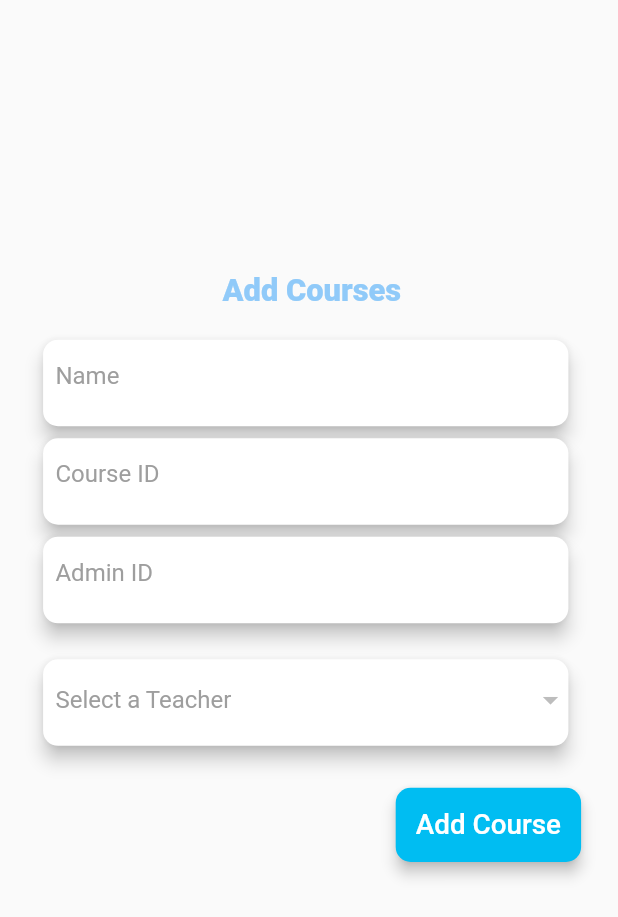
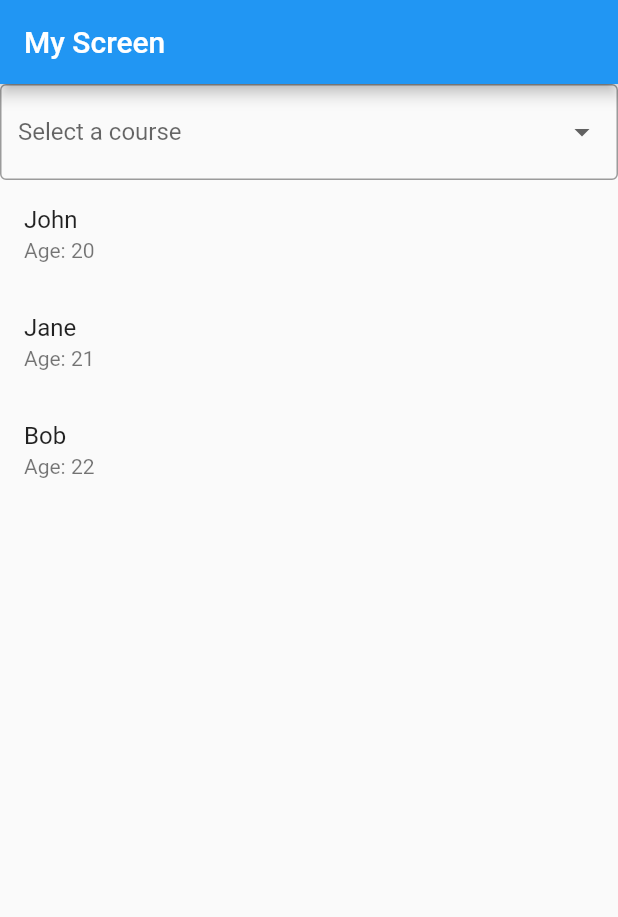
Before and after one commit to Farazkhanbwn/attendance_app, a Flutter app: the screen it shows after launch, swiped to page 3, on a phone screen of 412 x 824 dp. Shown: the top 917 px of the screen. Run offline on Flutter 3.47's test engine with Material 2 defaults, Android fonts, the phone set to English and light mode, and no system bars; our stand-ins replace another_flushbar, cloud_firestore, firebase_auth, firebase_core, fluttertoast, lottie; accounts and stored records are empty.

Commit message:
Display students to their subject

```diff
--- /dev/null
+++ b/lib/chatgpt/test2.dart
@@ -0,0 +1,95 @@
+import 'package:flutter/material.dart';
+
+// Define the model classes for Course and Student
+class Course {
+  final String id;
+  final String name;
+
+  const Course({
+    required this.id,
+    required this.name,
+  });
+}
+
+class Student {
+  final String name;
+  final int age;
+  final Course course;
+
+  const Student({
+    required this.name,
+    required this.age,
+    required this.course,
+  });
+}
+
+// Define the data for courses and students
+final List<Course> _courses = [
+  Course(id: '1', name: 'Mathematics'),
+  Course(id: '2', name: 'Science'),
+  Course(id: '3', name: 'History'),
+];
+
+final List<Student> _students = [
+  Student(name: 'John', age: 20, course: _courses[0]),
+  Student(name: 'Jane', age: 21, course: _courses[1]),
+  Student(name: 'Bob', age: 22, course: _courses[2]),
+];
+
+class MyScreen extends StatefulWidget {
+  const MyScreen({Key? key}) : super(key: key);
+
+  @override
+  _MyScreenState createState() => _MyScreenState();
+}
+
+class _MyScreenState extends State<MyScreen> {
+  Course? _selectedCourse;
+
+  @override
+  Widget build(BuildContext context) {
+    return Scaffold(
+      appBar: AppBar(
+        title: Text('My Screen'),
+      ),
+      body: Column(
+        children: [
+          DropdownButtonFormField<Course>(
+            value: _selectedCourse,
+            items: _courses.map((course) {
+              return DropdownMenuItem<Course>(
+                value: course, // make sure each value is unique
+                child: Text(course.name),
+              );
+            }).toList(),
+            onChanged: (value) {
+              setState(() {
+                _selectedCourse = value;
+              });
+            },
+            decoration: const InputDecoration(
+              labelText: 'Select a course',
+              border: OutlineInputBorder(),
+            ),
+          ),
+          Expanded(
+            child: ListView.builder(
+              itemCount: _students.length,
+              itemBuilder: (context, index) {
+                final student = _students[index];
+                if (_selectedCourse != null &&
+                    _selectedCourse!.id != student.course.id) {
+                  return Container();
+                }
+                return ListTile(
+                  title: Text(student.name),
+                  subtitle: Text('Age: ${student.age}'),
+                );
+              },
+            ),
+          ),
+        ],
+      ),
+    );
+  }
+}
--- a/lib/main.dart
+++ b/lib/main.dart
@@ -6,6 +6,7 @@ import 'package:attendance_app/admin/student_page.dart';
 import 'package:attendance_app/admin/allocation_subject_student.dart';
 import 'package:attendance_app/admin/subject_page.dart';
 import 'package:attendance_app/admin/teacher_page.dart';
+import 'package:attendance_app/chatgpt/test2.dart';
 import 'package:attendance_app/chatgpt/test6.dart';
 import 'package:attendance_app/forget_pass.dart';
 import 'package:attendance_app/recover_pass.dart';
@@ -70,7 +71,8 @@ class _MyHomePageState extends State<MyHomePage> {
           // TeacherPage(),
           // AdminView(),
           // CourseScreen(),
-          // AllocateSubjectForm(),
+          AllocateSubjectForm(),
+          MyScreen(),
           // SubjectPage(),
           // CoursesShow1(),
           CoursesShow6(),
--- a/lib/signin.dart
+++ b/lib/signin.dart
@@ -42,8 +42,8 @@ class _SignInState extends State<SignIn> {
       if (credential.user != null) {
         Staticdata.id = credential.user!.uid;
         print('${credential.user!.uid}');
-        Navigator.push(context,
-            MaterialPageRoute(builder: (context) => SubjectAllocationList()));
+        Navigator.push(
+            context, MaterialPageRoute(builder: (context) => TeacherView()));
         // context,
         // MaterialPageRoute(builder: (context) => AddAdmin()));
         Flushbar(
--- a/lib/student/course_view.dart
+++ b/lib/student/course_view.dart
@@ -28,7 +28,7 @@ class _SubjectAllocationListState extends State<SubjectAllocationList> {
       body: StreamBuilder<QuerySnapshot>(
         stream: FirebaseFirestore.instance
             .collection('subject_allocations')
-            .where('docId', isEqualTo: 'Hk7WWmmTGU2gkBv4s442')
+            .where('email', isEqualTo: 'Hk7WWmmTGU2gkBv4s442')
             .snapshots(),
         builder: (context, snapshot) {
           if (snapshot.connectionState == ConnectionState.waiting) {
```
Also changed, not shown: lib/admin/allocation_subject_student.dart (+96 -42 lines).
